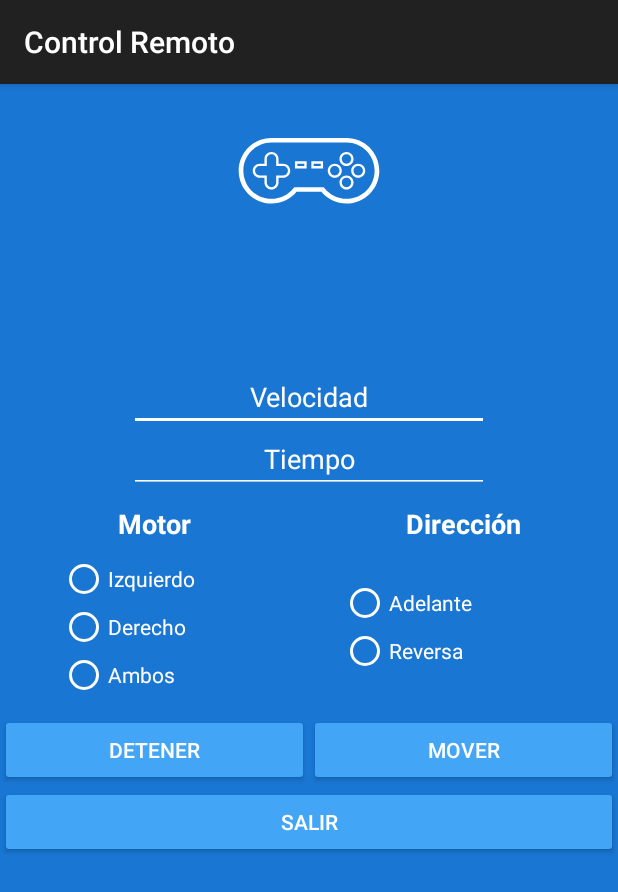
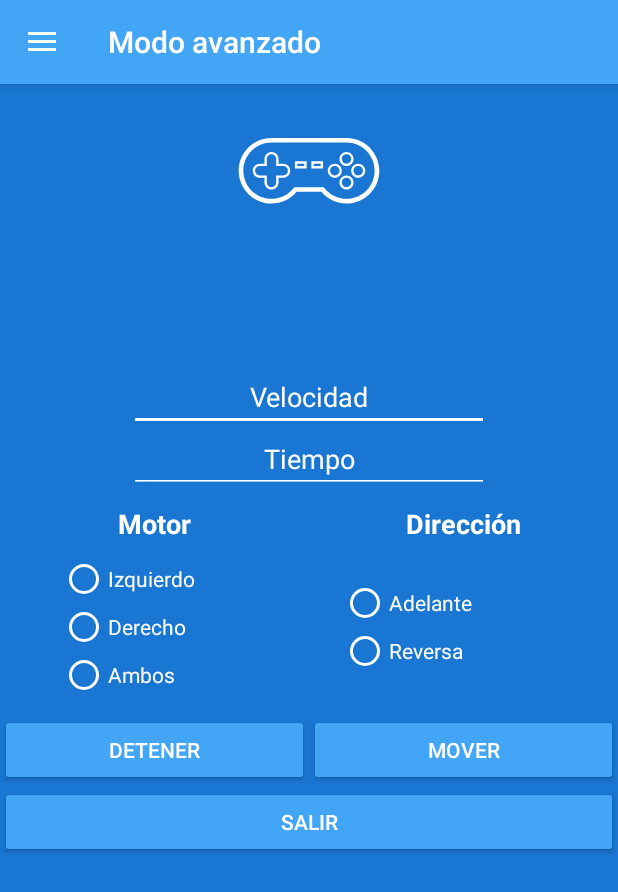
Before and after one commit to germantellezv/ControlRemoto, an Android app: the Main2Activity screen opened directly, with no data from a screen before it, on a phone screen of 412 x 824 dp. Shown: the top 892 px of the screen. Run offline under Robolectric (Android 15) with nearby library versions, the phone set to English and light mode, and no system bars; libraries missing offline, so code that uses them is left out: com.github.kittinunf.fuel, com.github.kittinunf.result.

Commit message:
Funcional. Se añadió Navigation Drawer.

```diff
--- a/app/build.gradle
+++ b/app/build.gradle
@@ -31,9 +31,11 @@ dependencies {
     implementation 'com.github.kittinunf.fuel:fuel-android:1.12.1' //for Android
     implementation 'com.github.kittinunf.fuel:fuel-gson:1.12.1' //for Gson support
     //
+    implementation 'com.android.support:design:28.0.0'
     implementation 'androidx.appcompat:appcompat:1.0.2'
     implementation 'androidx.core:core-ktx:1.0.2'
     testImplementation 'junit:junit:4.12'
     androidTestImplementation 'androidx.test:runner:1.2.0'
     androidTestImplementation 'androidx.test.espresso:espresso-core:3.2.0'
+    implementation 'de.hdodenhof:circleimageview:2.2.0'
 }
--- a/app/src/main/java/com/example/controlremoto/Main2Activity.kt
+++ b/app/src/main/java/com/example/controlremoto/Main2Activity.kt
@@ -3,22 +3,26 @@ package com.example.controlremoto
 import android.content.Intent
 import androidx.appcompat.app.AppCompatActivity
 import android.os.Bundle
+import android.view.MenuItem
 import android.view.View
 import android.widget.Button
 import android.widget.CompoundButton
 import android.widget.RadioButton
 import android.widget.TextView
+import androidx.appcompat.app.ActionBarDrawerToggle
 import com.github.kittinunf.fuel.android.extension.responseJson
 import com.github.kittinunf.fuel.httpGet
 import com.github.kittinunf.result.Result
 import kotlinx.android.synthetic.main.activity_main2.*
 import org.json.JSONObject
 
-class Main2Activity : AppCompatActivity(), View.OnClickListener, CompoundButton.OnCheckedChangeListener {
+class Main2Activity : AppCompatActivity(), CompoundButton.OnCheckedChangeListener, View.OnClickListener {
+    lateinit var toggle: ActionBarDrawerToggle
+
 
     private var tiempo: Float? = null
     private var velocidad:Int? = null
-    private var titulo:TextView?=null
+    private var titulo: TextView?=null
     private var token:String? = null
     // RadioButtons de la dirección de los motores
     private var radioF: RadioButton? = null
@@ -26,14 +30,13 @@ class Main2Activity : AppCompatActivity(), View.OnClickListener, CompoundButton.
     private var direccion: String? = null
     // RadioButtons del Motor
     private var radioMI:RadioButton?=null
-    private var radioMD:RadioButton?=null
+    private var radioMD: RadioButton?=null
     private var radioAm:RadioButton?=null
     private var motor:String?= null
     // Boton Ejecutar, Detener y Desconectar
     private var ejecutar:Button? = null
     private var detener:Button?=null
-    private var desconectar:Button?=null
-
+    private var desconectar: Button?=null
 
     override fun onCreate(savedInstanceState: Bundle?) {
         super.onCreate(savedInstanceState)
@@ -62,7 +65,7 @@ class Main2Activity : AppCompatActivity(), View.OnClickListener, CompoundButton.
 
         ejecutar!!.setOnClickListener(this)
         detener!!.setOnClickListener{
-            var url="http://192.168.50.1:5555/api/v1/stop?token=$token"
+            var url="http://192.168.3.107:5555/api/v1/stop?token=$token"
                 .httpGet().responseJson{ request, response, result ->
                     when (result) {
                         is Result.Failure -> {println("hubo un fallo")
@@ -79,7 +82,7 @@ class Main2Activity : AppCompatActivity(), View.OnClickListener, CompoundButton.
 
         }
         desconectar!!.setOnClickListener{
-            var url="http://192.168.50.1:5555/api/v1/logout"
+            var url="http://192.168.3.107:5555/api/v1/logout"
                 .httpGet().responseJson{ request, response, result ->
                     when (result) {
                         is Result.Failure -> {println("hubo un fallo")
@@ -96,15 +99,37 @@ class Main2Activity : AppCompatActivity(), View.OnClickListener, CompoundButton.
                 }
         }
 
+        toggle = ActionBarDrawerToggle(this,avanzadoDrawerLayout,R.string.open,R.string.close)
+        avanzadoDrawerLayout.addDrawerListener(toggle)
+        toggle.syncState()
+        supportActionBar!!.setDisplayHomeAsUpEnabled(true)
+
+        avanzadoNavigationView.setNavigationItemSelectedListener {
+            when(it.itemId){
+            R.id.menu_basico -> {
+                startActivity(Intent(this@Main2Activity,Main3Activity::class.java))
+                true
+            }
+                R.id.menu_avanzado -> {
+                    startActivity(Intent(this@Main2Activity,Main2Activity::class.java))
+                    true
+                }
+
+                else -> false
+
+
+        }
+        }
 
     }
+
     override fun onClick(p0: View?) {
 
 
         // Aqui podemos modificar/apuntar la dirección IP de la API
-        var baseUrl:String = "http://192.168.50.1:5555/api/v1/move"
+        var baseUrl:String = "http://192.168.3.107:5555/api/v1/move"
 
-        //var url="htpp://192.168.50.1:5555/api/v1/move/$motor/$direccion/$velocidad/$tiempo"+"?token=$token"
+        //var url="htpp://192.168.3.107:5555/api/v1/move/$motor/$direccion/$velocidad/$tiempo"+"?token=$token"
         if ( editVelocidad.text.isEmpty() && !editTiempo.text.isEmpty()){
 
             tiempo = editTiempo?.text.toString().toFloat()
@@ -206,4 +231,12 @@ class Main2Activity : AppCompatActivity(), View.OnClickListener, CompoundButton.
             }
         }
     }
+
+    override fun onOptionsItemSelected(item: MenuItem): Boolean {
+        if(toggle.onOptionsItemSelected(item)){
+            return true
+        }
+        return super.onOptionsItemSelected(item)
+    }
+
 }
--- a/app/src/main/java/com/example/controlremoto/MainActivity.kt
+++ b/app/src/main/java/com/example/controlremoto/MainActivity.kt
@@ -16,7 +16,6 @@ import org.json.JSONObject
 class MainActivity : AppCompatActivity() {
     private var Conectar:Button?= null
     private var mensaje:TextView? = null
-    private var probar:Button?=null
     private var dirip: EditText?=null
     private var port:EditText?=null
 
--- a/app/src/main/res/layout/activity_main.xml
+++ b/app/src/main/res/layout/activity_main.xml
@@ -53,7 +53,7 @@
                 android:layout_width="200dp"
                 android:layout_height="40dp"
                 android:background="@color/whiteColor"
-                android:text="192.168.50.1"
+                android:text="192.168.3.107"
                 android:textAlignment="center"
                 android:layout_gravity="center"
                 android:layout_marginTop="8dp"
--- a/app/src/main/res/layout/activity_main2.xml
+++ b/app/src/main/res/layout/activity_main2.xml
@@ -1,12 +1,17 @@
 <?xml version="1.0" encoding="utf-8"?>
-<LinearLayout
+<androidx.drawerlayout.widget.DrawerLayout
         xmlns:android="http://schemas.android.com/apk/res/android"
         xmlns:tools="http://schemas.android.com/tools"
         xmlns:app="http://schemas.android.com/apk/res-auto"
+        android:id="@+id/avanzadoDrawerLayout"
+        android:layout_width="match_parent"
+        android:layout_height="match_parent"
+        tools:context=".Main2Activity">
+
+    <LinearLayout
             android:layout_width="match_parent"
             android:layout_height="match_parent"
             android:orientation="vertical"
-        tools:context=".Main2Activity"
             android:background="@color/secondaryColor">
 
         <ImageView
@@ -197,3 +202,23 @@
         />
 
     </LinearLayout>
+
+    <com.google.android.material.navigation.NavigationView
+            android:id="@+id/avanzadoNavigationView"
+            android:layout_gravity="start"
+            android:layout_width="wrap_content"
+            android:layout_height="match_parent"
+            android:background="@color/whiteColor"
+            app:itemIconTint="@color/primaryColor"
+            app:itemTextColor="@color/primaryTextColor"
+            app:menu="@menu/navegacion_menu"
+            app:headerLayout="@layout/header_navigation"
+    android:fitsSystemWindows="true">
+
+
+    </com.google.android.material.navigation.NavigationView>
+
+
+
+
+</androidx.drawerlayout.widget.DrawerLayout>
--- /dev/null
+++ b/app/src/main/res/menu/navegacion_menu.xml
@@ -0,0 +1,18 @@
+<?xml version="1.0" encoding="utf-8"?>
+<menu xmlns:android="http://schemas.android.com/apk/res/android">
+
+    <item
+            android:id="@+id/menu_basico"
+            android:title="Modo basico"
+            android:icon="@drawable/ic_joystick"
+            android:iconTint="@color/secondaryColor"
+
+    ></item>
+    <item
+            android:id="@+id/menu_avanzado"
+            android:title="Modo avanzado"
+            android:icon="@drawable/ic_joystick"
+            android:iconTint="@color/secondaryColor"
+
+    ></item>
+</menu>
--- a/app/src/main/res/values/strings.xml
+++ b/app/src/main/res/values/strings.xml
@@ -20,5 +20,8 @@
     <string name="BtnMover">MOVER</string>
     <string name="BtnSalir">SALIR</string>
 
+    <!-- Strings usados en Activity 2 - Menu desplegable-->
+    <string name="open">Open</string>
+    <string name="close">Close</string>
 
 </resources>
--- a/app/src/main/res/values/styles.xml
+++ b/app/src/main/res/values/styles.xml
@@ -3,6 +3,18 @@
     <!-- Base application theme. -->
     <style name="AppTheme" parent="Theme.AppCompat.Light.DarkActionBar">
         <!-- Customize your theme here. -->
+        <item name="colorPrimary">@color/primaryColor</item>
+        <item name="colorPrimaryDark">@color/primaryColor</item>
+        <item name="colorAccent">@color/secondaryColor</item>
+
     </style>
 
+    <style name="IntroThemeNoActionBar" parent="Theme.AppCompat.Light.NoActionBar">
+        <!-- Customize your theme here. -->
+        <item name="colorPrimary">@color/primaryColor</item>
+        <item name="colorPrimaryDark">@color/primaryColor</item>
+        <item name="colorAccent">@color/secondaryColor</item>
+    </style>
+
+
 </resources>
```
Also changed, not shown: app/src/main/AndroidManifest.xml (+17 -4 lines), app/src/main/java/com/example/controlremoto/Main3Activity.kt (+34 -0 lines), app/src/main/res/layout/activity_main3.xml (+27 -2 lines), app/src/main/res/layout/header_navigation.xml (added, +31 -0 lines), app/src/main/res/drawable/header_background.jpg (added), app/src/main/res/drawable/profile_saitama.jpg (added). Lines whose indentation alone changed are shown as unchanged.
